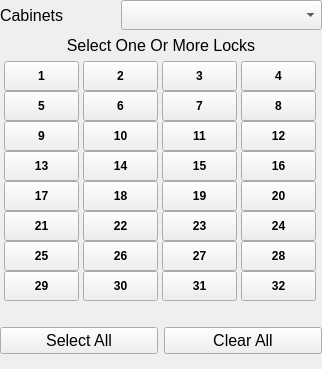
Qt form Key/lockcabinetwidget.ui (BuzzSiler/keycodebox-key) before a commit.
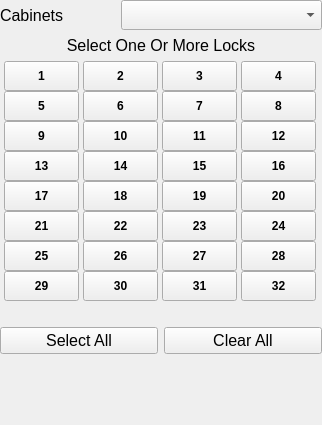
The same form after that commit.

Commit message: fixed networksettings keyboard handling, made lock cabinet widget button slighly smaller

Patch:
```diff
--- a/Key/lockcabinetwidget.ui
+++ b/Key/lockcabinetwidget.ui
@@ -7,7 +7,7 @@
     <x>0</x>
     <y>0</y>
     <width>322</width>
-    <height>369</height>
+    <height>425</height>
    </rect>
   </property>
   <property name="sizePolicy">
```
Left out of the diff: 64 changed lines with no effect on the pictures. The commit also changes 5 other files.
